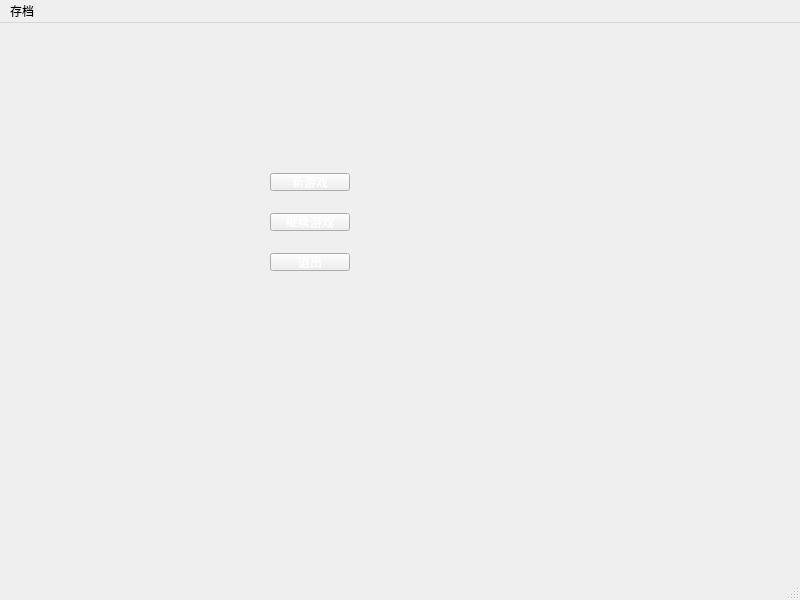
Above: mainwindow.ui from 3202452097-code/Seteer before the change. Below: the same form after it.
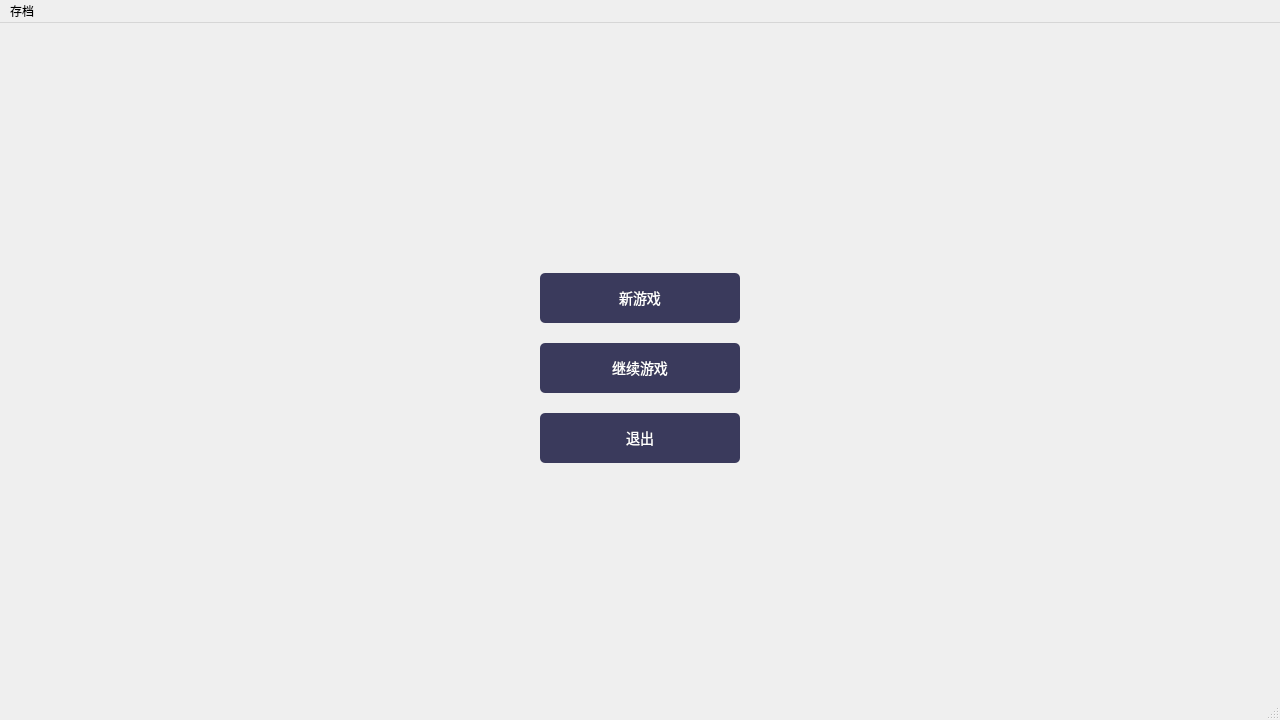
That is the form after the change. Icons and pictures are not drawn.

Commit message: 重构主界面 + 修复闪退 + 祈福/选牌/休整 EventPage

The edit to the form file:
```diff
--- a/mainwindow.ui
+++ b/mainwindow.ui
@@ -6,30 +6,35 @@
    <rect>
     <x>0</x>
     <y>0</y>
-    <width>800</width>
-    <height>600</height>
+    <width>1280</width>
+    <height>720</height>
    </rect>
   </property>
   <property name="windowTitle">
-   <string>MainWindow</string>
-  </property>
-  <property name="styleSheet">
-   <string notr="true">border-image: url(:/resources/cards/bg.jpg);</string>
+   <string>Seteer</string>
   </property>
   <widget class="QWidget" name="centralwidget">
+   <widget class="QStackedWidget" name="stackedWidget">
+    <property name="geometry">
+     <rect>
+      <x>0</x>
+      <y>0</y>
+      <width>1280</width>
+      <height>720</height>
+     </rect>
+    </property>
+    <widget class="QWidget" name="page_menu">
    <widget class="QPushButton" name="newGameButton">
     <property name="geometry">
      <rect>
-      <x>270</x>
-      <y>150</y>
-      <width>80</width>
-      <height>18</height>
+        <x>540</x>
+        <y>250</y>
+        <width>200</width>
+        <height>50</height>
      </rect>
     </property>
     <property name="styleSheet">
-     <string notr="true">alternate-background-color: rgb(85, 255, 127);
-color: rgb(255, 255, 255);
-font: 700 9pt &quot;Microsoft YaHei&quot;;</string>
+       <string>background: #3a3a5c; color: white; font: 14px; border-radius: 5px;</string>
     </property>
     <property name="text">
      <string>新游戏</string>
@@ -38,16 +43,14 @@
    <widget class="QPushButton" name="loadGameButton">
     <property name="geometry">
      <rect>
-      <x>270</x>
-      <y>190</y>
-      <width>80</width>
-      <height>18</height>
+        <x>540</x>
+        <y>320</y>
+        <width>200</width>
+        <height>50</height>
      </rect>
     </property>
     <property name="styleSheet">
-     <string notr="true">alternate-background-color: rgb(85, 255, 127);
-color: rgb(255, 255, 255);
-font: 700 9pt &quot;Microsoft YaHei&quot;;</string>
+       <string>background: #3a3a5c; color: white; font: 14px; border-radius: 5px;</string>
     </property>
     <property name="text">
      <string>继续游戏</string>
@@ -56,29 +59,31 @@
    <widget class="QPushButton" name="exitButton">
     <property name="geometry">
      <rect>
-      <x>270</x>
-      <y>230</y>
-      <width>80</width>
-      <height>18</height>
+        <x>540</x>
+        <y>390</y>
+        <width>200</width>
+        <height>50</height>
      </rect>
     </property>
     <property name="styleSheet">
-     <string notr="true">alternate-background-color: rgb(85, 255, 127);
-color: rgb(255, 255, 255);
-font: 700 9pt &quot;Microsoft YaHei&quot;;</string>
+       <string>background: #3a3a5c; color: white; font: 14px; border-radius: 5px;</string>
     </property>
     <property name="text">
      <string>退出</string>
     </property>
    </widget>
   </widget>
+    <widget class="QWidget" name="widget"/>
+    <widget class="QWidget" name="widget_2"/>
+   </widget>
+  </widget>
   <widget class="QMenuBar" name="menubar">
    <property name="geometry">
     <rect>
      <x>0</x>
      <y>0</y>
-     <width>800</width>
-     <height>17</height>
+     <width>1280</width>
+     <height>24</height>
     </rect>
    </property>
    <widget class="QMenu" name="menu">
```
Left out of the diff: 5 changed lines with no effect on the pictures. Lines whose indentation alone changed are shown as unchanged. The commit also changes 17 other files.
